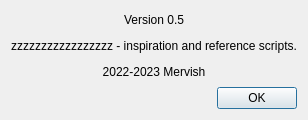
Above: about.ui from Mervish/bna-manager before the change. Below: the same form after it.
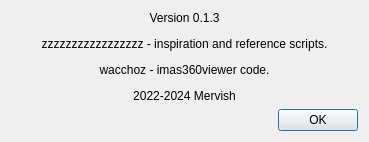
That is the form after the change.

```diff
--- a/about.ui
+++ b/about.ui
@@ -6,8 +6,8 @@
    <rect>
     <x>0</x>
     <y>0</y>
-    <width>285</width>
-    <height>120</height>
+    <width>369</width>
+    <height>142</height>
    </rect>
   </property>
   <property name="sizePolicy">
@@ -23,7 +23,7 @@
    <item>
     <widget class="QLabel" name="label">
      <property name="text">
-      <string>&lt;html&gt;&lt;head/&gt;&lt;body&gt;&lt;p align=&quot;center&quot;&gt;Version 0.5&lt;/p&gt;&lt;p align=&quot;center&quot;&gt;zzzzzzzzzzzzzzzzz - inspiration and reference scripts.&lt;/p&gt;&lt;p align=&quot;center&quot;&gt;2022-2023 Mervish&lt;/p&gt;&lt;/body&gt;&lt;/html&gt;</string>
+      <string>&lt;html&gt;&lt;head/&gt;&lt;body&gt;&lt;p align=&quot;center&quot;&gt;Version 0.1.3&lt;/p&gt;&lt;p align=&quot;center&quot;&gt;zzzzzzzzzzzzzzzzz - inspiration and reference scripts.&lt;/p&gt;&lt;p align=&quot;center&quot;&gt;wacchoz - imas360viewer code.&lt;/p&gt;&lt;p align=&quot;center&quot;&gt;2022-2024 Mervish&lt;/p&gt;&lt;/body&gt;&lt;/html&gt;</string>
      </property>
     </widget>
    </item>
```
Left out of the diff: 4 changed lines with no effect on the pictures.
